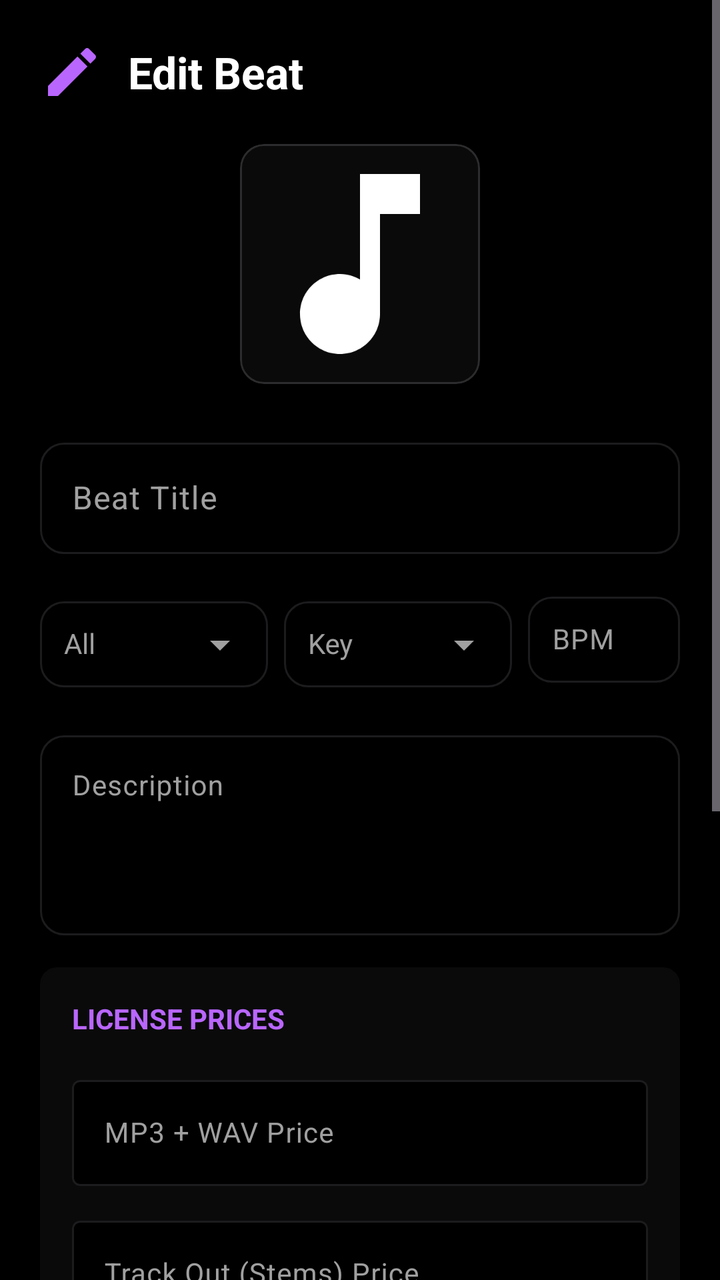
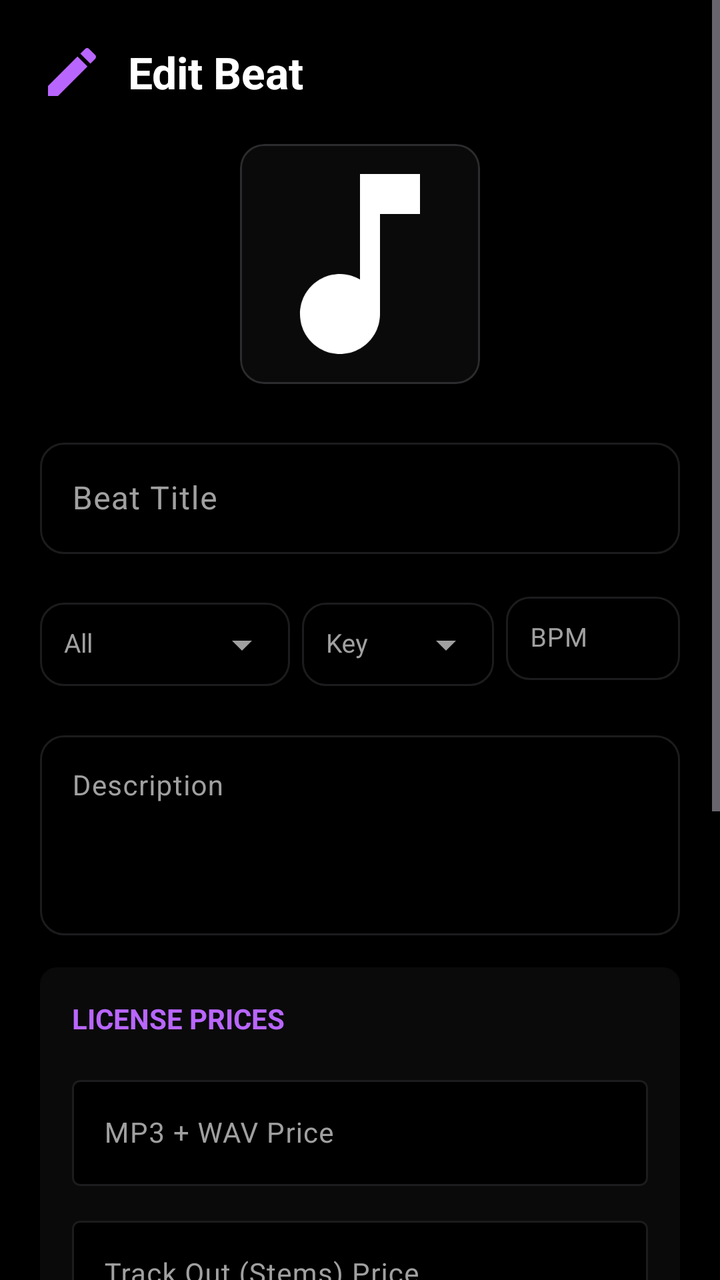

An Android layout rendered at two revisions. The XML below is the earlier revision; the diff shows what the commit changed to produce the second picture.
<!-- AndroidManifest.xml: application theme Theme.BeatHouse.Splash -->
<!-- res/layout/dialog_edit_beat.xml -->
<?xml version="1.0" encoding="utf-8"?>
<ScrollView xmlns:android="http://schemas.android.com/apk/res/android"
    xmlns:app="http://schemas.android.com/apk/res-auto"
    android:layout_width="match_parent"
    android:layout_height="wrap_content"
    android:background="@color/surface"
    android:padding="0dp">

    <LinearLayout
        android:layout_width="match_parent"
        android:layout_height="wrap_content"
        android:orientation="vertical"
        android:padding="20dp">

        
        <LinearLayout
            android:layout_width="match_parent"
            android:layout_height="wrap_content"
            android:orientation="horizontal"
            android:gravity="center_vertical"
            android:layout_marginBottom="20dp">

            <ImageView
                android:layout_width="32dp"
                android:layout_height="32dp"
                android:src="@drawable/ic_edit"
                app:tint="@color/primary"
                android:layout_marginEnd="12dp" />

            <TextView
                android:layout_width="wrap_content"
                android:layout_height="wrap_content"
                android:text="@string/edit_beat"
                android:textSize="22sp"
                android:textStyle="bold"
                android:textColor="@color/on_surface" />

        </LinearLayout>

        
        <com.google.android.material.card.MaterialCardView
            android:layout_width="wrap_content"
            android:layout_height="wrap_content"
            android:layout_gravity="center_horizontal"
            android:layout_marginBottom="24dp"
            app:cardCornerRadius="12dp"
            app:cardElevation="0dp"
            app:strokeColor="@color/outline_variant"
            app:strokeWidth="1dp">

            <ImageView
                android:id="@+id/ivCurrentCover"
                android:layout_width="120dp"
                android:layout_height="120dp"
                android:scaleType="centerCrop"
                android:src="@drawable/ic_music_note" />

        </com.google.android.material.card.MaterialCardView>

        
        <com.google.android.material.textfield.TextInputLayout
            android:layout_width="match_parent"
            android:layout_height="wrap_content"
            android:layout_marginBottom="16dp"
            style="@style/Widget.Material3.TextInputLayout.OutlinedBox"
            app:boxCornerRadiusTopStart="12dp"
            app:boxCornerRadiusTopEnd="12dp"
            app:boxCornerRadiusBottomStart="12dp"
            app:boxCornerRadiusBottomEnd="12dp">

            <com.google.android.material.textfield.TextInputEditText
                android:id="@+id/etEditTitle"
                android:layout_width="match_parent"
                android:layout_height="wrap_content"
                android:hint="@string/beat_title"
                android:textColor="@color/on_surface"
                android:textSize="16sp" />

        </com.google.android.material.textfield.TextInputLayout>

        
        <LinearLayout
            android:layout_width="match_parent"
            android:layout_height="wrap_content"
            android:orientation="horizontal"
            android:layout_marginBottom="16dp"
            android:baselineAligned="false">

            <com.google.android.material.textfield.TextInputLayout
                android:layout_width="0dp"
                android:layout_height="wrap_content"
                android:layout_weight="1.2"
                android:layout_marginEnd="8dp"
                style="@style/Widget.Material3.TextInputLayout.OutlinedBox"
                app:endIconMode="dropdown_menu"
                app:boxCornerRadiusTopStart="12dp"
                app:boxCornerRadiusTopEnd="12dp"
                app:boxCornerRadiusBottomStart="12dp"
                app:boxCornerRadiusBottomEnd="12dp">

                <AutoCompleteTextView
                    android:id="@+id/etEditGenre"
                    android:layout_width="match_parent"
                    android:layout_height="wrap_content"
                    android:hint="@string/genre_all"
                    android:textColor="@color/on_surface"
                    android:textSize="14sp"
                    android:completionThreshold="0"
                    android:padding="12dp"/>

            </com.google.android.material.textfield.TextInputLayout>

            <com.google.android.material.textfield.TextInputLayout
                android:layout_width="0dp"
                android:layout_height="wrap_content"
                android:layout_weight="1.2"
                android:layout_marginEnd="8dp"
                style="@style/Widget.Material3.TextInputLayout.OutlinedBox"
                app:endIconMode="dropdown_menu"
                app:boxCornerRadiusTopStart="12dp"
                app:boxCornerRadiusTopEnd="12dp"
                app:boxCornerRadiusBottomStart="12dp"
                app:boxCornerRadiusBottomEnd="12dp">

                <AutoCompleteTextView
                    android:id="@+id/etEditKey"
                    android:layout_width="match_parent"
                    android:layout_height="wrap_content"
                    android:hint="@string/select_key"
                    android:textColor="@color/on_surface"
                    android:textSize="14sp"
                    android:completionThreshold="0"
                    android:padding="12dp"/>

            </com.google.android.material.textfield.TextInputLayout>

            <com.google.android.material.textfield.TextInputLayout
                android:layout_width="0dp"
                android:layout_height="wrap_content"
                android:layout_weight="0.8"
                style="@style/Widget.Material3.TextInputLayout.OutlinedBox"
                app:boxCornerRadiusTopStart="12dp"
                app:boxCornerRadiusTopEnd="12dp"
                app:boxCornerRadiusBottomStart="12dp"
                app:boxCornerRadiusBottomEnd="12dp">

                <com.google.android.material.textfield.TextInputEditText
                    android:id="@+id/etEditBpm"
                    android:layout_width="match_parent"
                    android:layout_height="wrap_content"
                    android:hint="BPM"
                    android:inputType="number"
                    android:textColor="@color/on_surface"
                    android:textSize="14sp"
                    android:padding="12dp"/>

            </com.google.android.material.textfield.TextInputLayout>

        </LinearLayout>

        
        <com.google.android.material.textfield.TextInputLayout
            android:id="@+id/layoutDescription"
            android:layout_width="match_parent"
            android:layout_height="wrap_content"
            android:layout_marginBottom="16dp"
            style="@style/Widget.Material3.TextInputLayout.OutlinedBox"
            app:boxCornerRadiusTopStart="12dp"
            app:boxCornerRadiusTopEnd="12dp"
            app:boxCornerRadiusBottomStart="12dp"
            app:boxCornerRadiusBottomEnd="12dp">

            <com.google.android.material.textfield.TextInputEditText
                android:id="@+id/etEditDescription"
                android:layout_width="match_parent"
                android:layout_height="100dp"
                android:hint="@string/description"
                android:gravity="top"
                android:inputType="textMultiLine"
                android:textColor="@color/on_surface"
                android:textSize="14sp" />

        </com.google.android.material.textfield.TextInputLayout>

        
        <LinearLayout
            android:id="@+id/licensePricesLayout"
            android:layout_width="match_parent"
            android:layout_height="wrap_content"
            android:orientation="vertical"
            android:layout_marginBottom="16dp"
            android:padding="16dp"
            android:background="@drawable/rounded_rectangle_outline"
            android:backgroundTint="@color/surface_container">

            <TextView
                android:id="@+id/tvLicensePricesHeader"
                android:layout_width="wrap_content"
                android:layout_height="wrap_content"
                android:text="@string/license_prices"
                android:textSize="14sp"
                android:textStyle="bold"
                android:textColor="@color/primary"
                android:textAllCaps="true"
                android:layout_marginBottom="16dp" />

            <com.google.android.material.textfield.TextInputLayout
                android:id="@+id/layoutPriceMp3Wav"
                android:layout_width="match_parent"
                android:layout_height="wrap_content"
                android:layout_marginBottom="12dp"
                style="@style/Widget.Material3.TextInputLayout.OutlinedBox"
                app:boxBackgroundColor="@color/surface">

                <com.google.android.material.textfield.TextInputEditText
                    android:id="@+id/etEditPriceMp3Wav"
                    android:layout_width="match_parent"
                    android:layout_height="wrap_content"
                    android:hint="@string/price_mp3_wav"
                    android:inputType="numberDecimal"
                    android:textColor="@color/on_surface"
                    android:textSize="14sp" />

            </com.google.android.material.textfield.TextInputLayout>

            <com.google.android.material.textfield.TextInputLayout
                android:id="@+id/layoutPriceTrackOut"
                android:layout_width="match_parent"
                android:layout_height="wrap_content"
                android:layout_marginBottom="12dp"
                style="@style/Widget.Material3.TextInputLayout.OutlinedBox"
                app:boxBackgroundColor="@color/surface">

                <com.google.android.material.textfield.TextInputEditText
                    android:id="@+id/etEditPriceTrackOut"
                    android:layout_width="match_parent"
                    android:layout_height="wrap_content"
                    android:hint="@string/price_track_out"
                    android:inputType="numberDecimal"
                    android:textColor="@color/on_surface"
                    android:textSize="14sp" />

            </com.google.android.material.textfield.TextInputLayout>

            <com.google.android.material.textfield.TextInputLayout
                android:id="@+id/layoutPriceExclusive"
                android:layout_width="match_parent"
                android:layout_height="wrap_content"
                style="@style/Widget.Material3.TextInputLayout.OutlinedBox"
                app:boxBackgroundColor="@color/surface">

                <com.google.android.material.textfield.TextInputEditText
                    android:id="@+id/etEditPriceExclusive"
                    android:layout_width="match_parent"
                    android:layout_height="wrap_content"
                    android:hint="@string/price_exclusive"
                    android:inputType="numberDecimal"
                    android:textColor="@color/on_surface"
                    android:textSize="14sp" />

            </com.google.android.material.textfield.TextInputLayout>

        </LinearLayout>

        
        <com.google.android.material.card.MaterialCardView
            android:layout_width="match_parent"
            android:layout_height="wrap_content"
            android:layout_marginBottom="24dp"
            app:cardCornerRadius="12dp"
            app:cardElevation="0dp"
            app:cardBackgroundColor="@color/surface_container"
            app:strokeColor="@color/outline_variant"
            app:strokeWidth="0.5dp">

            <LinearLayout
                android:layout_width="match_parent"
                android:layout_height="wrap_content"
                android:orientation="horizontal"
                android:padding="16dp"
                android:gravity="center_vertical">

                <TextView
                    android:layout_width="0dp"
                    android:layout_height="wrap_content"
                    android:layout_weight="1"
                    android:text="@string/free_beat"
                    android:textColor="@color/on_surface"
                    android:textStyle="bold"
                    android:textSize="16sp" />

                <com.google.android.material.switchmaterial.SwitchMaterial
                    android:id="@+id/switchEditFree"
                    android:layout_width="wrap_content"
                    android:layout_height="wrap_content"
                    app:thumbTint="@color/primary"
                    app:trackTint="@color/outline_variant" />

            </LinearLayout>

        </com.google.android.material.card.MaterialCardView>

        
        <com.google.android.material.button.MaterialButton
            android:id="@+id/btnUpdateCover"
            style="@style/Widget.Material3.Button.OutlinedButton"
            android:layout_width="match_parent"
            android:layout_height="52dp"
            android:layout_marginBottom="12dp"
            android:text="@string/select_cover"
            app:icon="@drawable/ic_add_photo"
            app:cornerRadius="12dp" />

        <com.google.android.material.button.MaterialButton
            android:id="@+id/btnSaveBeat"
            android:layout_width="match_parent"
            android:layout_height="56dp"
            android:text="@string/save"
            app:icon="@drawable/ic_save"
            app:cornerRadius="12dp"
            android:textStyle="bold" />

        <ProgressBar
            android:id="@+id/progressBar"
            android:layout_width="wrap_content"
            android:layout_height="wrap_content"
            android:layout_gravity="center"
            android:layout_marginTop="16dp"
            android:visibility="gone" />

    </LinearLayout>

</ScrollView>
<!-- resources referenced by this layout -->
<resources>
  <color name="on_surface">#FFFFFF</color>
  <color name="outline_variant">#2C2C2E</color>
  <color name="primary">#B966FF</color>
  <color name="surface">#000000</color>
  <color name="surface_container">#0A0A0A</color>
  <!-- drawable ic_edit (drawable) -->
  <vector xmlns:android="http://schemas.android.com/apk/res/android"
      android:width="24dp"
      android:height="24dp"
      android:viewportWidth="24"
      android:viewportHeight="24">
      <path
          android:fillColor="@android:color/white"
          android:pathData="M3,17.25V21h3.75L17.81,9.94l-3.75,-3.75L3,17.25zM20.71,7.04c0.39,-0.39 0.39,-1.02 0,-1.41l-2.34,-2.34c-0.39,-0.39 -1.02,-0.39 -1.41,0l-1.83,1.83 3.75,3.75 1.83,-1.83z"/>
  </vector>
  <!-- drawable ic_music_note (drawable) -->
  <vector xmlns:android="http://schemas.android.com/apk/res/android"
      android:width="24dp"
      android:height="24dp"
      android:viewportWidth="24"
      android:viewportHeight="24"
      android:tint="?attr/colorOnSurface">
      <path
          android:fillColor="@android:color/white"
          android:pathData="M12,3v10.55c-0.59,-0.34 -1.27,-0.55 -2,-0.55 -2.21,0 -4,1.79 -4,4s1.79,4 4,4 4,-1.79 4,-4V7h4V3h-6z"/>
  </vector>
  <!-- drawable rounded_rectangle_outline (drawable) -->
  <shape xmlns:android="http://schemas.android.com/apk/res/android">
      <corners android:radius="8dp" />
      <solid android:color="@color/surface" />
      <stroke android:width="1dp" android:color="@color/outline" />
  </shape>
  <string name="beat_title">Beat Title</string>
  <string name="description">Description</string>
  <string name="edit_beat">Edit Beat</string>
  <string name="free_beat">Free Beat</string>
  <string name="genre_all">All</string>
  <string name="license_prices">License Prices</string>
  <string name="price_exclusive">Exclusive Rights Price</string>
  <string name="price_mp3_wav">MP3 + WAV Price</string>
  <string name="price_track_out">Track Out (Stems) Price</string>
  <string name="save">Save</string>
  <string name="select_cover">Select Cover Image</string>
  <string name="select_key">Key</string>
  <style name="Theme.BeatHouse.Splash" parent="Theme.BeatHouse">
          <item name="android:windowBackground">@color/background</item>
      </style>
  <color name="on_primary">#FFFFFF</color>
  <color name="outline">#1C1C1E</color>
  <color name="background">#000000</color>
  <color name="primary_container">#1A0033</color>
  <color name="secondary">#8E8E93</color>
  <color name="secondary_container">#151517</color>
  <color name="on_secondary">#FFFFFF</color>
  <color name="error">#FF453A</color>
  <color name="error_container">#330000</color>
  <color name="surface_variant">#000000</color>
  <color name="on_surface_variant">#A0A0A0</color>
  <style name="Widget.BeatHouse.Card" parent="Widget.Material3.CardView.Elevated">
          <item name="cardCornerRadius">18dp</item>
          <item name="cardElevation">0dp</item>
          <item name="strokeColor">@color/outline</item>
          <item name="strokeWidth">1dp</item>
          <item name="cardBackgroundColor">@color/surface_container</item>
      </style>
  <style name="Widget.BeatHouse.AppBarLayout" parent="Widget.Material3.AppBarLayout">
          <item name="android:background">@color/surface</item>
          <item name="backgroundTint">@color/surface</item>
      </style>
  <style name="Widget.BeatHouse.Chip" parent="Widget.Material3.Chip.Filter">
          <item name="chipCornerRadius">12dp</item>
          <item name="chipStrokeColor">@color/outline</item>
          <item name="chipStrokeWidth">1dp</item>
          <item name="android:textColor">@color/on_surface_variant</item>
          <item name="chipBackgroundColor">@color/surface_container</item>
          <item name="checkedIconTint">@color/primary</item>
          <item name="android:textSize">14sp</item>
      </style>
  <!-- unchanged entries left out for length: 6 -->
</resources>

<!-- the commit's change to res/layout/dialog_edit_beat.xml (unified diff, before → after) -->
@@ -89,8 +89,8 @@
             <com.google.android.material.textfield.TextInputLayout
                 android:layout_width="0dp"
                 android:layout_height="wrap_content"
-                android:layout_weight="1.2"
-                android:layout_marginEnd="8dp"
+                android:layout_weight="1.3"
+                android:layout_marginEnd="6dp"
                 style="@style/Widget.Material3.TextInputLayout.OutlinedBox"
                 app:endIconMode="dropdown_menu"
                 app:boxCornerRadiusTopStart="12dp"
@@ -104,17 +104,20 @@
                     android:layout_height="wrap_content"
                     android:hint="@string/genre_all"
                     android:textColor="@color/on_surface"
-                    android:textSize="14sp"
+                    android:textSize="13sp"
                     android:completionThreshold="0"
-                    android:padding="12dp"/>
+                    android:padding="12dp"
+                    android:singleLine="true"
+                    android:maxLines="1"
+                    android:ellipsize="end" />
 
             </com.google.android.material.textfield.TextInputLayout>
 
             <com.google.android.material.textfield.TextInputLayout
                 android:layout_width="0dp"
                 android:layout_height="wrap_content"
-                android:layout_weight="1.2"
-                android:layout_marginEnd="8dp"
+                android:layout_weight="1"
+                android:layout_marginEnd="6dp"
                 style="@style/Widget.Material3.TextInputLayout.OutlinedBox"
                 app:endIconMode="dropdown_menu"
                 app:boxCornerRadiusTopStart="12dp"
@@ -128,16 +131,19 @@
                     android:layout_height="wrap_content"
                     android:hint="@string/select_key"
                     android:textColor="@color/on_surface"
-                    android:textSize="14sp"
+                    android:textSize="13sp"
                     android:completionThreshold="0"
-                    android:padding="12dp"/>
+                    android:padding="12dp"
+                    android:singleLine="true"
+                    android:maxLines="1"
+                    android:ellipsize="end" />
 
             </com.google.android.material.textfield.TextInputLayout>
 
             <com.google.android.material.textfield.TextInputLayout
                 android:layout_width="0dp"
                 android:layout_height="wrap_content"
-                android:layout_weight="0.8"
+                android:layout_weight="0.9"
                 style="@style/Widget.Material3.TextInputLayout.OutlinedBox"
                 app:boxCornerRadiusTopStart="12dp"
                 app:boxCornerRadiusTopEnd="12dp"
@@ -151,8 +157,10 @@
                     android:hint="BPM"
                     android:inputType="number"
                     android:textColor="@color/on_surface"
-                    android:textSize="14sp"
-                    android:padding="12dp"/>
+                    android:textSize="13sp"
+                    android:padding="12dp"
+                    android:singleLine="true"
+                    android:maxLines="1" />
 
             </com.google.android.material.textfield.TextInputLayout>
 
